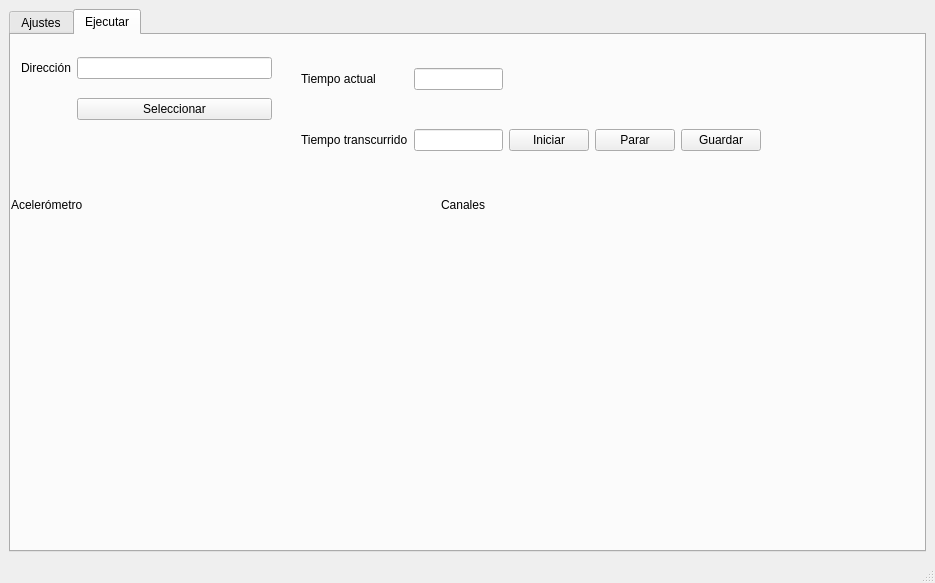
Before: the Qt Designer form software/TDAB/gui.ui in iowlabs/TDAB, drawn with Qt 5.
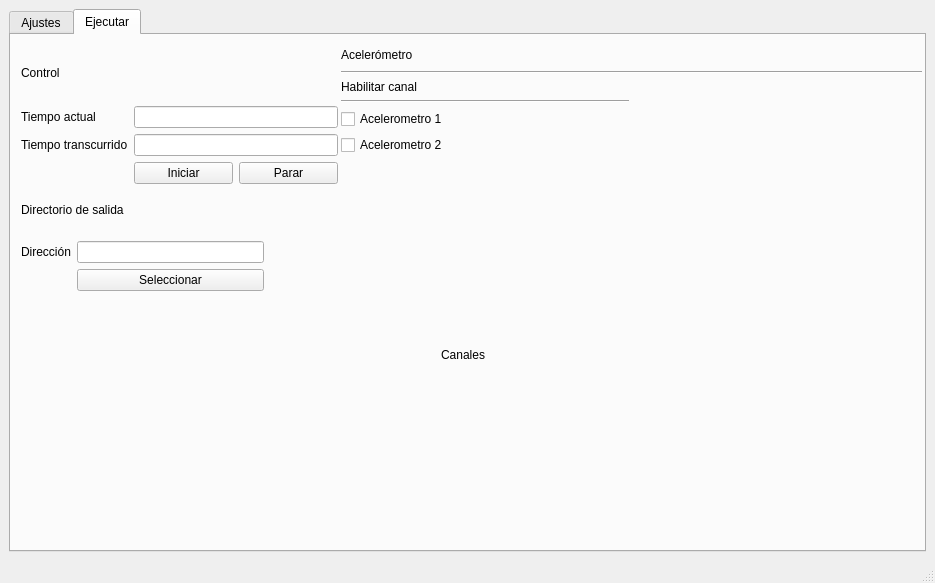
After: the same form once the commit is applied. Custom widgets are drawn as their Qt base class.

Commit message: versión 1 del código, considera testear comunicación y graficar en tiempo real. considera firmware y software

Diff of the .ui file:
```diff
--- a/software/TDAB/gui.ui
+++ b/software/TDAB/gui.ui
@@ -1328,95 +1328,13 @@
        <attribute name="title">
         <string>Ejecutar</string>
        </attribute>
-       <widget class="QWidget" name="gridLayoutWidget_3">
-        <property name="geometry">
-         <rect>
-          <x>290</x>
-          <y>0</y>
-          <width>460</width>
-          <height>151</height>
-         </rect>
-        </property>
-        <layout class="QGridLayout" name="gridLayout_10">
-         <item row="1" column="3">
-          <widget class="QPushButton" name="pushButton_9">
-           <property name="text">
-            <string>Parar</string>
-           </property>
-          </widget>
-         </item>
-         <item row="1" column="1">
-          <widget class="QLineEdit" name="lineEdit_3"/>
-         </item>
-         <item row="0" column="1">
-          <widget class="QLineEdit" name="lineEdit_2"/>
-         </item>
-         <item row="1" column="0">
-          <widget class="QLabel" name="label_29">
-           <property name="text">
-            <string>Tiempo transcurrido</string>
-           </property>
-          </widget>
-         </item>
-         <item row="0" column="0">
-          <widget class="QLabel" name="label_5">
-           <property name="text">
-            <string>Tiempo actual</string>
-           </property>
-          </widget>
-         </item>
-         <item row="1" column="2">
-          <widget class="QPushButton" name="pushButton_36">
-           <property name="text">
-            <string>Iniciar</string>
-           </property>
-          </widget>
-         </item>
-         <item row="1" column="4">
-          <widget class="QPushButton" name="pushButton_8">
-           <property name="text">
-            <string>Guardar</string>
-           </property>
-          </widget>
-         </item>
-        </layout>
-       </widget>
-       <widget class="QWidget" name="gridLayoutWidget_2">
-        <property name="geometry">
-         <rect>
-          <x>10</x>
-          <y>9</y>
-          <width>251</width>
-          <height>91</height>
-         </rect>
-        </property>
-        <layout class="QGridLayout" name="gridLayout_3">
-         <item row="0" column="1">
-          <widget class="QLineEdit" name="lineEdit"/>
-         </item>
-         <item row="0" column="0">
-          <widget class="QLabel" name="label_4">
-           <property name="text">
-            <string>Dirección</string>
-           </property>
-          </widget>
-         </item>
-         <item row="1" column="1">
-          <widget class="QPushButton" name="pushButton_7">
-           <property name="text">
-            <string>Seleccionar</string>
-           </property>
-          </widget>
-         </item>
-        </layout>
-       </widget>
        <widget class="QWidget" name="gridLayoutWidget_4">
         <property name="geometry">
          <rect>
           <x>430</x>
-          <y>160</y>
-          <width>471</width>
-          <height>321</height>
+          <y>310</y>
+          <width>451</width>
+          <height>171</height>
          </rect>
         </property>
         <layout class="QGridLayout" name="gridLayout_18">
@@ -1454,24 +1372,115 @@
        <widget class="QWidget" name="gridLayoutWidget_5">
         <property name="geometry">
          <rect>
-          <x>0</x>
-          <y>160</y>
-          <width>421</width>
-          <height>321</height>
+          <x>10</x>
+          <y>150</y>
+          <width>243</width>
+          <height>106</height>
          </rect>
         </property>
-        <layout class="QGridLayout" name="gridLayout_20">
-         <item row="1" column="0">
-          <widget class="PlotWidget" name="graphicsView_10" native="true">
-           <property name="minimumSize">
-            <size>
-             <width>100</width>
-             <height>0</height>
-            </size>
+        <layout class="QVBoxLayout" name="verticalLayout_2">
+         <item>
+          <widget class="QLabel" name="label_6">
+           <property name="text">
+            <string>Directorio de salida</string>
            </property>
           </widget>
          </item>
-         <item row="0" column="0">
+         <item>
+          <layout class="QGridLayout" name="gridLayout_3">
+           <item row="0" column="1">
+            <widget class="QLineEdit" name="lineEdit"/>
+           </item>
+           <item row="0" column="0">
+            <widget class="QLabel" name="label_4">
+             <property name="text">
+              <string>Dirección</string>
+             </property>
+            </widget>
+           </item>
+           <item row="1" column="1">
+            <widget class="QPushButton" name="pushButton_7">
+             <property name="text">
+              <string>Seleccionar</string>
+             </property>
+            </widget>
+           </item>
+          </layout>
+         </item>
+        </layout>
+       </widget>
+       <widget class="QWidget" name="verticalLayoutWidget_2">
+        <property name="geometry">
+         <rect>
+          <x>10</x>
+          <y>10</y>
+          <width>317</width>
+          <height>139</height>
+         </rect>
+        </property>
+        <layout class="QVBoxLayout" name="verticalLayout_3">
+         <item>
+          <widget class="QLabel" name="label_7">
+           <property name="text">
+            <string>Control </string>
+           </property>
+          </widget>
+         </item>
+         <item>
+          <layout class="QGridLayout" name="gridLayout_10">
+           <item row="1" column="1">
+            <widget class="QLineEdit" name="lineEdit_3"/>
+           </item>
+           <item row="0" column="0">
+            <widget class="QLabel" name="label_5">
+             <property name="text">
+              <string>Tiempo actual</string>
+             </property>
+            </widget>
+           </item>
+           <item row="1" column="0">
+            <widget class="QLabel" name="label_29">
+             <property name="text">
+              <string>Tiempo transcurrido</string>
+             </property>
+            </widget>
+           </item>
+           <item row="0" column="1">
+            <widget class="QLineEdit" name="lineEdit_2"/>
+           </item>
+           <item row="2" column="1">
+            <layout class="QHBoxLayout" name="horizontalLayout_6">
+             <item>
+              <widget class="QPushButton" name="pushButton_36">
+               <property name="text">
+                <string>Iniciar</string>
+               </property>
+              </widget>
+             </item>
+             <item>
+              <widget class="QPushButton" name="pushButton_9">
+               <property name="text">
+                <string>Parar</string>
+               </property>
+              </widget>
+             </item>
+            </layout>
+           </item>
+          </layout>
+         </item>
+        </layout>
+       </widget>
+       <widget class="QWidget" name="verticalLayoutWidget_3">
+        <property name="geometry">
+         <rect>
+          <x>330</x>
+          <y>10</y>
+          <width>581</width>
+          <height>261</height>
+         </rect>
+        </property>
+        <layout class="QVBoxLayout" name="verticalLayout_4">
+         <item>
           <widget class="QLabel" name="label_2">
            <property name="minimumSize">
             <size>
@@ -1490,6 +1499,72 @@
            </property>
           </widget>
          </item>
+         <item>
+          <widget class="Line" name="line_2">
+           <property name="orientation">
+            <enum>Qt::Horizontal</enum>
+           </property>
+          </widget>
+         </item>
+         <item>
+          <layout class="QGridLayout" name="gridLayout_2">
+           <item row="0" column="1">
+            <widget class="PlotWidget" name="graphicsView_10" native="true">
+             <property name="minimumSize">
+              <size>
+               <width>100</width>
+               <height>0</height>
+              </size>
+             </property>
+            </widget>
+           </item>
+           <item row="0" column="0">
+            <layout class="QGridLayout" name="gridLayout">
+             <item row="3" column="0">
+              <widget class="QCheckBox" name="checkBox_2">
+               <property name="text">
+                <string>Acelerometro 2</string>
+               </property>
+              </widget>
+             </item>
+             <item row="1" column="0">
+              <widget class="Line" name="line">
+               <property name="orientation">
+                <enum>Qt::Horizontal</enum>
+               </property>
+              </widget>
+             </item>
+             <item row="2" column="0">
+              <widget class="QCheckBox" name="checkBox">
+               <property name="text">
+                <string>Acelerometro 1</string>
+               </property>
+              </widget>
+             </item>
+             <item row="0" column="0">
+              <widget class="QLabel" name="label_8">
+               <property name="text">
+                <string>Habilitar canal</string>
+               </property>
+              </widget>
+             </item>
+             <item row="4" column="0">
+              <spacer name="verticalSpacer">
+               <property name="orientation">
+                <enum>Qt::Vertical</enum>
+               </property>
+               <property name="sizeHint" stdset="0">
+                <size>
+                 <width>20</width>
+                 <height>40</height>
+                </size>
+               </property>
+              </spacer>
+             </item>
+            </layout>
+           </item>
+          </layout>
+         </item>
         </layout>
        </widget>
       </widget>
```
Left out of the diff: 2 changed lines with no effect on the pictures. The commit also changes 19 other files.
